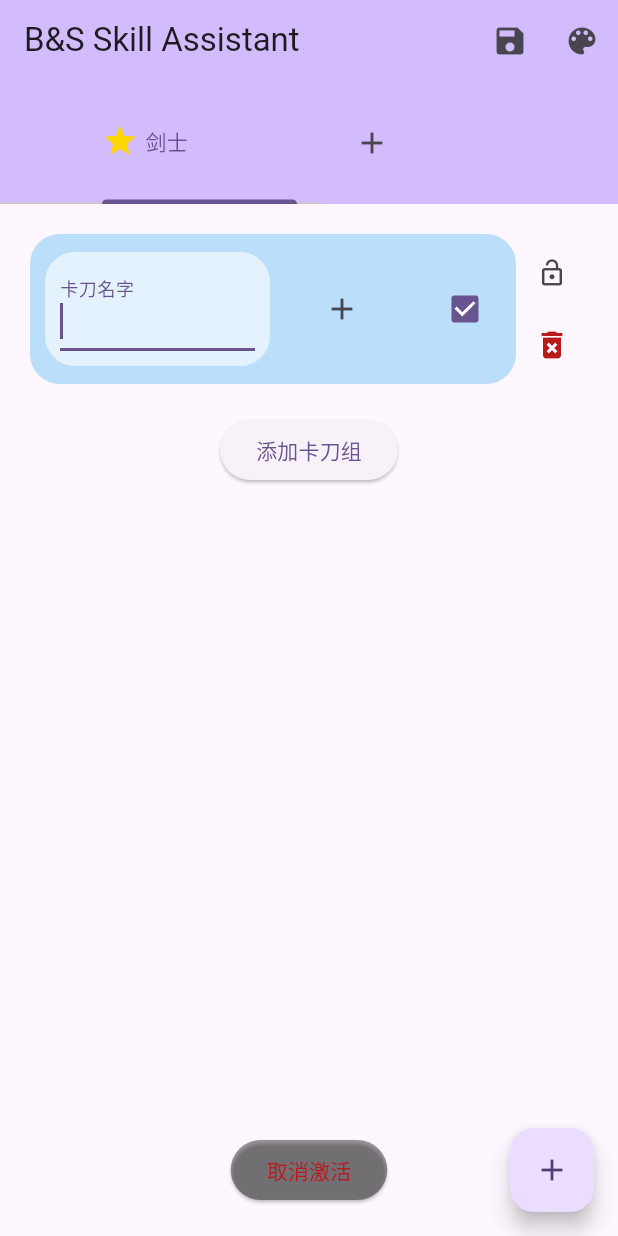
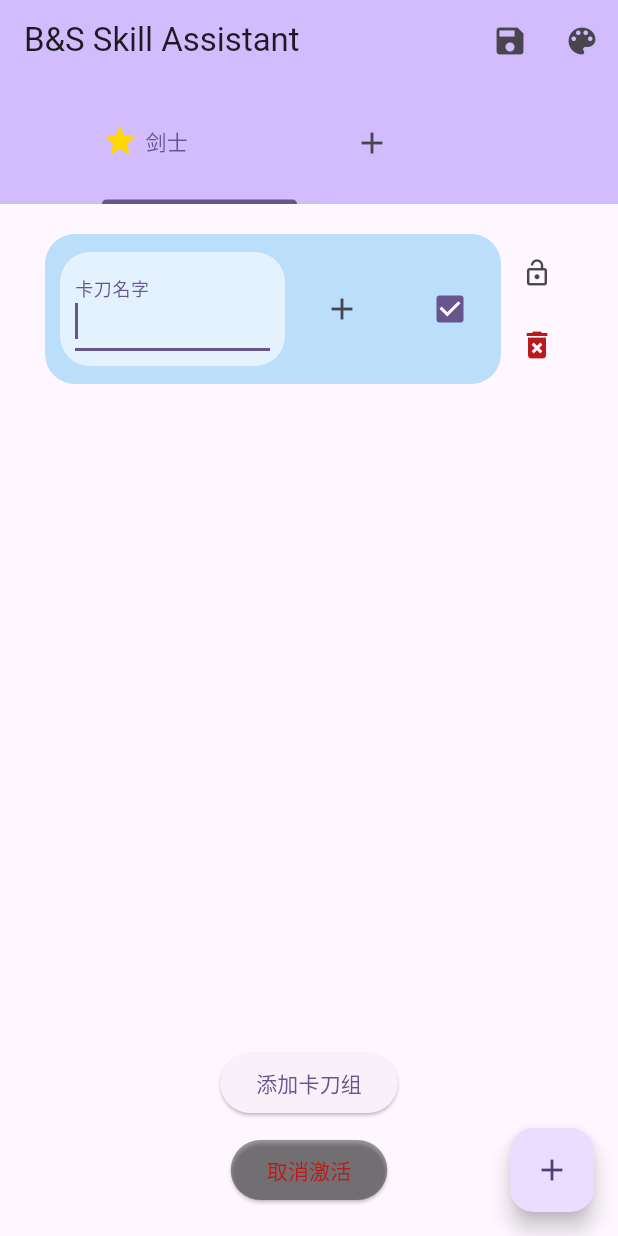
Before and after one commit to open-bns-neo/zzz_skill_assistant, a Flutter app: the screen it shows after launch, after a tap on "激活", after a tap on "添加卡刀组", on a phone screen of 412 x 824 dp. Run offline on Flutter 3.47's test engine with Material 3 defaults, Android fonts, the light colour scheme and no system bars; our stand-ins replace toastification; missing offline and left inert: confirm_dialog, dart:ffi, prompt_dialog, win32; statements that could not run were skipped.

Commit message:
修复ui问题

```diff
--- a/lib/controller/skill_data_controller.dart
+++ b/lib/controller/skill_data_controller.dart
@@ -165,7 +165,7 @@ class ComboActiveManager extends ChangeNotifier {
     }
     _isActive = true;
     _activeController = controller;
-    final combos = _activeController!.skills.map((e) => _MySkillCombo(e.actions));
+    final combos = _activeController!.skills.where((element) => element.active).map((e) => _MySkillCombo(e.actions));
     SkillComboService().startCombo(combos.toList());
 
     notifyListeners();
--- a/lib/widgets/combos_page.dart
+++ b/lib/widgets/combos_page.dart
@@ -1,6 +1,8 @@
 import 'package:bns_skill_assistant/controller/skill_data_controller.dart';
 import 'package:bns_skill_assistant/widgets/delete_widget.dart';
 import 'package:bns_skill_assistant/widgets/util/notification.dart';
+import 'package:flutter/cupertino.dart';
+import 'package:flutter/widgets.dart';
 import 'package:toastification/toastification.dart' as toast;
 import 'package:flutter/material.dart';
 
@@ -41,46 +43,22 @@ class _CombosPageState extends State<CombosPage> {
     final tab = widget._controller;
     return Column(
       children: [
-        ListView.builder(
-          shrinkWrap: true,
-          itemCount: tab.skills.length,
-          itemBuilder: (context, index) {
-            final skill = tab.skills[index];
-            return Column(
-              children: [
-                Row(
-                  mainAxisAlignment: MainAxisAlignment.center,
-                  children: [
-                    Expanded(
-                      child: ComboWidget(skill),
-                    ),
-                    Column(
-                      children: [
-                        _buildLockIcon(skill),
-                        if (!skill.lock)
-                          DeleteWidget(
-                            onDelete: () {
-                              tab.removeSkill(skill);
-                            },
-                          ),
-                      ],
-                    ),
-                  ],
-                ),
-                const SizedBox(height: 10,),
-              ],
-            );
-          },
+        Expanded(
+          child: ListView(
+            shrinkWrap: true,
+            children: [
+              for (final skill in tab.skills)
+                _buildSkill(skill),
+            ],
+          ),
         ),
-        const SizedBox(height: 10,),
         ElevatedButton(
           onPressed: () {
             tab.addSkill(SkillComboController());
           },
           child: const Text('添加卡刀组'),
         ),
-        const Spacer(
-        ),
+        const SizedBox(height: 10,),
         Row(
           mainAxisAlignment: MainAxisAlignment.center,
           children: [
@@ -105,6 +83,36 @@ class _CombosPageState extends State<CombosPage> {
     );
   }
 
+  Widget _buildSkill(SkillComboController skill) {
+    return Container(
+      padding: const EdgeInsets.only(left: 10, right: 10),
+      child: Column(
+        children: [
+          Row(
+            mainAxisAlignment: MainAxisAlignment.center,
+            children: [
+              Expanded(
+                child: ComboWidget(skill),
+              ),
+              Column(
+                children: [
+                  _buildLockIcon(skill),
+                  if (!skill.lock)
+                    DeleteWidget(
+                      onDelete: () {
+                        widget._controller.removeSkill(skill);
+                      },
+                    ),
+                ],
+              ),
+            ],
+          ),
+          const SizedBox(height: 10,),
+        ],
+      ),
+    );
+  }
+
   Widget _buildLockIcon(SkillComboController skill) {
     return IconButton(
       onPressed: () {
```
